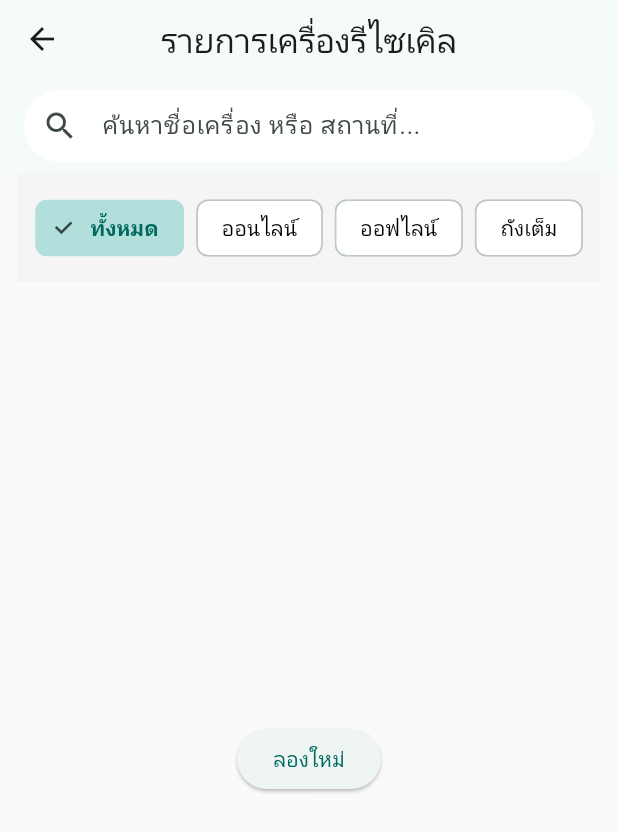
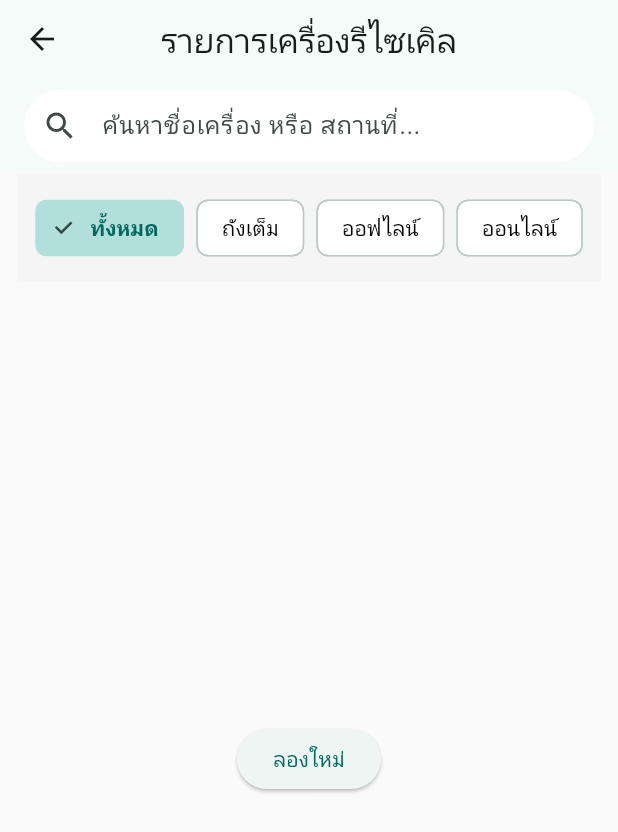
Before and after one commit to Reinasann/Final-project-User, a Flutter app: the MachineListPage screen opened directly, on a phone screen of 412 x 824 dp. Shown: the top 832 px of the screen. Run offline on Flutter 3.47's test engine with Material 3 defaults, Android fonts, the light colour scheme and no system bars; our stand-ins replace firebase_core, firebase_messaging, flutter_local_notifications, flutter_map, flutter_secure_storage, latlong2 and 2 more; accounts and stored records are empty; network calls fail.

Commit message:
feat: refine assigned machine experience

```diff
--- a/lib/models/date_range_preset.dart
+++ b/lib/models/date_range_preset.dart
@@ -11,12 +11,12 @@ class AppDateRangePreset {
 }
 
 const appDateRangePresets = <AppDateRangePreset>[
+  AppDateRangePreset('custom', 'กำหนดเอง', isCustom: true),
   AppDateRangePreset('7d', '7 วัน'),
   AppDateRangePreset('30d', '30 วัน'),
   AppDateRangePreset('3m', '3 เดือน'),
   AppDateRangePreset('6m', '6 เดือน'),
   AppDateRangePreset('1y', '1 ปี'),
-  AppDateRangePreset('custom', 'กำหนดเอง', isCustom: true),
 ];
 
 DateTime _subtractMonthsClamped(DateTime date, int months) {
--- a/lib/models/models.dart
+++ b/lib/models/models.dart
@@ -231,6 +231,13 @@ class IssueReportItem {
   final String date;
   final String status; // Pending, Resolved
 
+  String get statusLabel => switch (status) {
+        'Waiting' => 'รอดำเนินการ',
+        'In Progress' => 'กำลังดำเนินการ',
+        'Completed' || 'Resolved' => 'เสร็จสิ้น',
+        _ => 'ไม่ทราบสถานะ',
+      };
+
   IssueReportItem({
     required this.id,
     required this.machineId,
--- a/lib/pages/history/history_page.dart
+++ b/lib/pages/history/history_page.dart
@@ -46,9 +46,9 @@ class _HistoryPageState extends State<HistoryPage> {
   }
 
   Color _typeColor(String type) {
-    if (type.contains('พลาสติก')) return Colors.orange;
+    if (type.contains('พลาสติก')) return Colors.green;
     if (type.contains('แก้ว')) return Colors.blue;
-    if (type.contains('กระป๋อง')) return Colors.green;
+    if (type.contains('กระป๋อง')) return Colors.orange;
     return Colors.grey;
   }
 
--- a/lib/pages/machine/machine_list_page.dart
+++ b/lib/pages/machine/machine_list_page.dart
@@ -64,6 +64,11 @@ class _MachineListPageState extends State<MachineListPage> {
 
   @override
   Widget build(BuildContext context) {
+    final fullCount = _machines
+        .where((m) =>
+            m.plasticLevel >= 0.9 || m.glassLevel >= 0.9 || m.canLevel >= 0.9)
+        .length;
+    final offlineCount = _machines.where((m) => !m.isOn).length;
     List<Machine> filteredMachines = _machines.where((m) {
       // Requirement 3: กรองแสดงเฉพาะเครื่องของผู้ดูแลคนนั้นๆ เสมอ
       if (_searchQuery.isNotEmpty) {
@@ -134,14 +139,24 @@ class _MachineListPageState extends State<MachineListPage> {
                       _buildFilterChip('ทั้งหมด', 'All'),
                       const SizedBox(width: 8),
                       _buildFilterChip(
+                        'ถังเต็ม',
+                        'Full',
+                        color: Colors.orange,
+                        badgeCount: fullCount,
+                      ),
+                      const SizedBox(width: 8),
+                      _buildFilterChip(
+                        'ออฟไลน์',
+                        'Offline',
+                        color: Colors.red,
+                        badgeCount: offlineCount,
+                      ),
+                      const SizedBox(width: 8),
+                      _buildFilterChip(
                         'ออนไลน์',
                         'Online',
                         color: Colors.green,
                       ),
-                      const SizedBox(width: 8),
-                      _buildFilterChip('ออฟไลน์', 'Offline', color: Colors.red),
-                      const SizedBox(width: 8),
-                      _buildFilterChip('ถังเต็ม', 'Full', color: Colors.orange),
                     ],
                   ),
                 ),
@@ -363,10 +378,36 @@ class _MachineListPageState extends State<MachineListPage> {
     String label,
     String value, {
     Color color = Colors.grey,
+    int badgeCount = 0,
   }) {
     bool isSelected = _statusFilter == value;
     return ChoiceChip(
-      label: Text(label),
+      label: Row(
+        mainAxisSize: MainAxisSize.min,
+        children: [
+          Text(label),
+          if (badgeCount > 0) ...[
+            const SizedBox(width: 6),
+            Container(
+              constraints: const BoxConstraints(minWidth: 20, minHeight: 20),
+              alignment: Alignment.center,
+              padding: const EdgeInsets.symmetric(horizontal: 5),
+              decoration: const BoxDecoration(
+                color: Colors.red,
+                shape: BoxShape.circle,
+              ),
+              child: Text(
+                badgeCount > 99 ? '99+' : '$badgeCount',
+                style: const TextStyle(
+                  color: Colors.white,
+                  fontSize: 10,
+                  fontWeight: FontWeight.bold,
+                ),
+              ),
+            ),
+          ],
+        ],
+      ),
       selected: isSelected,
       onSelected: (selected) =>
           setState(() => _statusFilter = selected ? value : 'All'),
```
Also changed, not shown: lib/pages/machine/machine_detail_page.dart (+31 -16 lines), lib/services/api_service.dart (+8 -4 lines), 2 other files.
